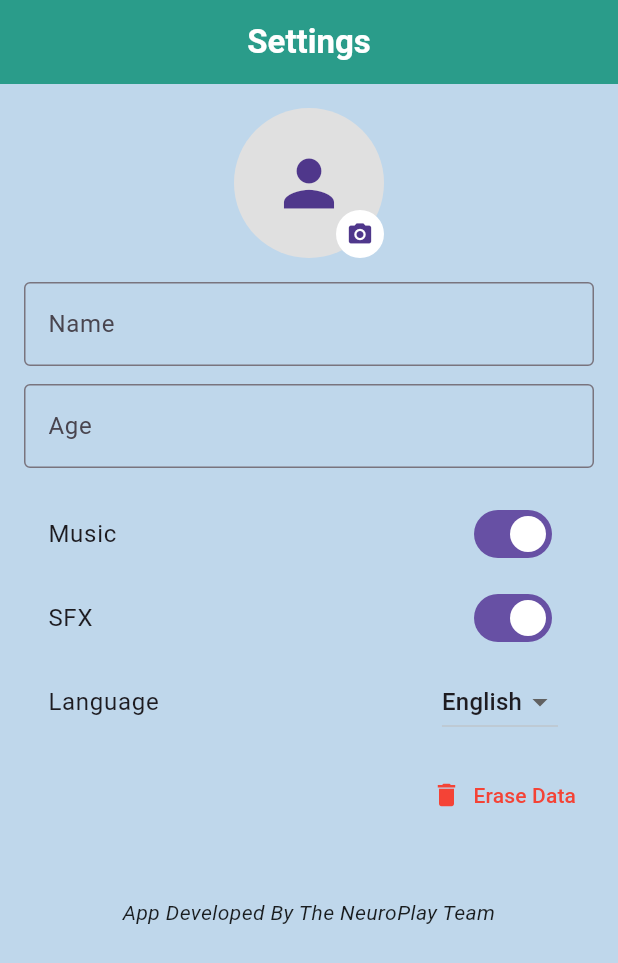
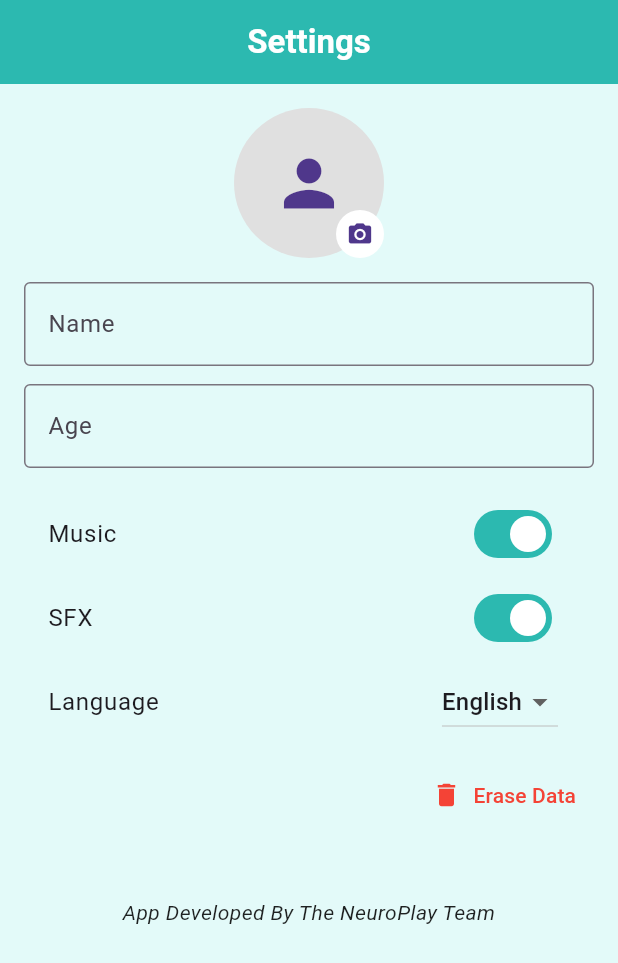
Before and after one commit to atobouh/Neuro, a Flutter app: the screen it shows after launch, on a phone screen of 412 x 824 dp. Shown: the top 963 px of the screen. Run offline on Flutter 3.47's test engine with Material 3 defaults, Android fonts, the phone set to English and light mode, and no system bars; our stand-ins replace image_picker; Roboto replaces fonts that are missing (OpenDyslexic).

Commit message:
neuro settings page fourth attempt

```diff
--- a/lib/settings_page.dart
+++ b/lib/settings_page.dart
@@ -133,10 +133,10 @@ class _SettingsPageState extends State<SettingsPage> {
       appBar: AppBar(
         title: Text(t('settings'), style: const TextStyle(color: Colors.white, fontWeight: FontWeight.bold)),
         centerTitle: true,
-        backgroundColor: const Color(0xFF2A9C8A),
+        backgroundColor: const Color(0xFF2CB9B0),
       ),
       body: Container(
-        color: const Color(0xFFBFD7EB),
+        color: const Color(0xFFE3FAF9),
         padding: const EdgeInsets.all(16.0),
         child: ListView(
           children: [
@@ -177,6 +177,9 @@ class _SettingsPageState extends State<SettingsPage> {
               decoration: InputDecoration(
                 labelText: t("name"),
                 border: const OutlineInputBorder(),
+                focusedBorder: OutlineInputBorder(
+                  borderSide: BorderSide(color: Color(0xFF2CB9B0)),
+                ),
               ),
               onChanged: (val) => setState(() => name = val),
             ),
@@ -185,21 +188,42 @@ class _SettingsPageState extends State<SettingsPage> {
               decoration: InputDecoration(
                 labelText: t("age"),
                 border: const OutlineInputBorder(),
+                focusedBorder: OutlineInputBorder(
+                  borderSide: BorderSide(color: Color(0xFF2CB9B0)),
+                ),
               ),
               keyboardType: TextInputType.number,
               inputFormatters: [FilteringTextInputFormatter.digitsOnly],
               onChanged: (val) => setState(() => age = val),
             ),
             const SizedBox(height: 16),
-            SwitchListTile(
+            ListTile(
               title: Text(t("music")),
-              value: musicEnabled,
-              onChanged: (val) => setState(() => musicEnabled = val),
+              trailing: Switch(
+                value: musicEnabled,
+                onChanged: (val) => setState(() => musicEnabled = val),
+                thumbColor: MaterialStateProperty.all(Colors.white),
+                trackColor: MaterialStateProperty.resolveWith((states) {
+                  if (states.contains(MaterialState.selected)) {
+                    return const Color(0xFF2CB9B0);
+                  }
+                  return Colors.grey.shade400;
+                }),
+              ),
             ),
-            SwitchListTile(
+            ListTile(
               title: Text(t("sfx")),
-              value: sfxEnabled,
-              onChanged: (val) => setState(() => sfxEnabled = val),
+              trailing: Switch(
+                value: sfxEnabled,
+                onChanged: (val) => setState(() => sfxEnabled = val),
+                thumbColor: MaterialStateProperty.all(Colors.white),
+                trackColor: MaterialStateProperty.resolveWith((states) {
+                  if (states.contains(MaterialState.selected)) {
+                    return const Color(0xFF2CB9B0);
+                  }
+                  return Colors.grey.shade400;
+                }),
+              ),
             ),
             ListTile(
               title: Text(t("language")),
```
